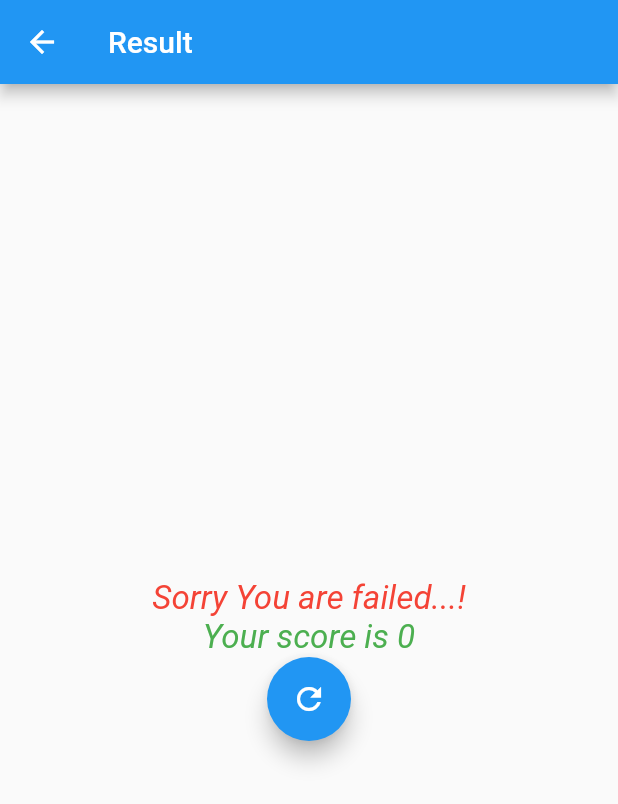
After one commit to subodh358/Flutter-App, a Flutter app: the ResultPage screen opened directly, on a phone screen of 412 x 824 dp. The commit adds this screen. Shown: the top 804 px of the screen. Run offline on Flutter 3.47's test engine with Material 2 defaults, Android fonts, the phone set to English and light mode, and no system bars.

Commit message:
Routing done to result page

```diff
--- a/lib/logic/question.dart
+++ b/lib/logic/question.dart
@@ -50,3 +50,5 @@ class QuestionSet {
   }
 
 }
+
+QuestionSet request = QuestionSet();
--- a/lib/main.dart
+++ b/lib/main.dart
@@ -1,3 +1,4 @@
+
 import 'package:flutter/material.dart';
 import './home.dart';
 
--- /dev/null
+++ b/lib/pages/showresult.dart
@@ -0,0 +1,80 @@
+import 'package:flutter/material.dart';
+import 'package:flutter/widgets.dart';
+import 'package:flutterapp/logic/question.dart';
+
+
+class ResultPage extends StatefulWidget {
+  @override
+  State<StatefulWidget> createState() {
+    return _ResultPage();
+  }
+}
+
+class _ResultPage extends State<ResultPage> {
+
+  List<Widget> _setList() {
+    List<Widget> set = [];
+
+    if (correct.length < request.getQuestionCount()/2) {
+      set.add(Text(
+        "Sorry You are failed...!",
+        style: TextStyle(
+            decoration: TextDecoration.none,
+            fontSize: 22.0,
+            fontStyle: FontStyle.italic,
+            color: Colors.red),
+      ));
+    } else {
+      set.add(
+        Text(
+          "Congratulations...You made it...!",
+          style: TextStyle(
+              decoration: TextDecoration.none,
+              fontSize: 22.0,
+              fontStyle: FontStyle.italic,
+              color: Colors.green),
+        ),
+      );
+    }
+
+    set.add(
+      Text(
+        "Your score is ${correct.length}",
+        style: TextStyle(
+            decoration: TextDecoration.none,
+            fontSize: 22.0,
+            fontStyle: FontStyle.italic,
+            color: Colors.green),
+      ),
+    );
+
+    set.add(
+      FloatingActionButton(
+
+        child: Icon(Icons.refresh),
+        onPressed: () {
+          Navigator.pop(context);
+        },
+        tooltip: 'Re-Test',
+      ),
+    );
+
+    return set;
+  }
+
+  @override
+  Widget build(BuildContext context) {
+    return Scaffold(
+      appBar: AppBar(
+        title: Text("Result"),
+      ),
+      body: Center(
+        child: Column(
+          mainAxisAlignment: MainAxisAlignment.center,
+          crossAxisAlignment: CrossAxisAlignment.center,
+          children: _setList(),
+        ),
+      ),
+    );
+  }
+}
```
Also changed, not shown: lib/home.dart (+30 -25 lines), lib/logic/service.dart (added, +11 -0 lines), lib/result.dart (deleted, +0 -21 lines).
